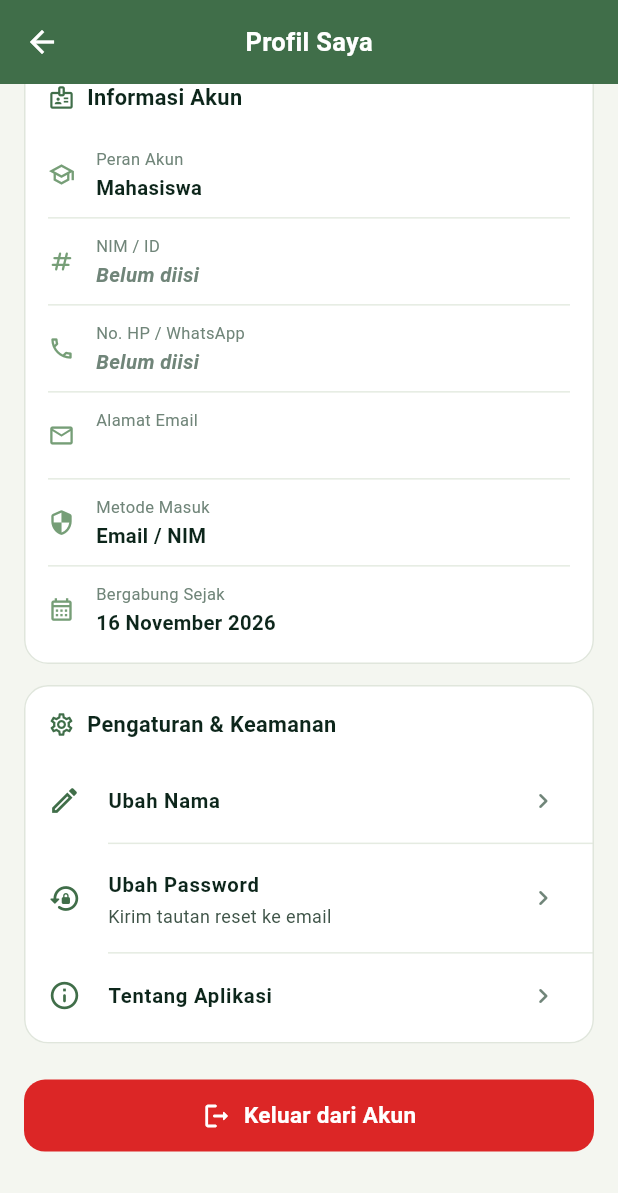
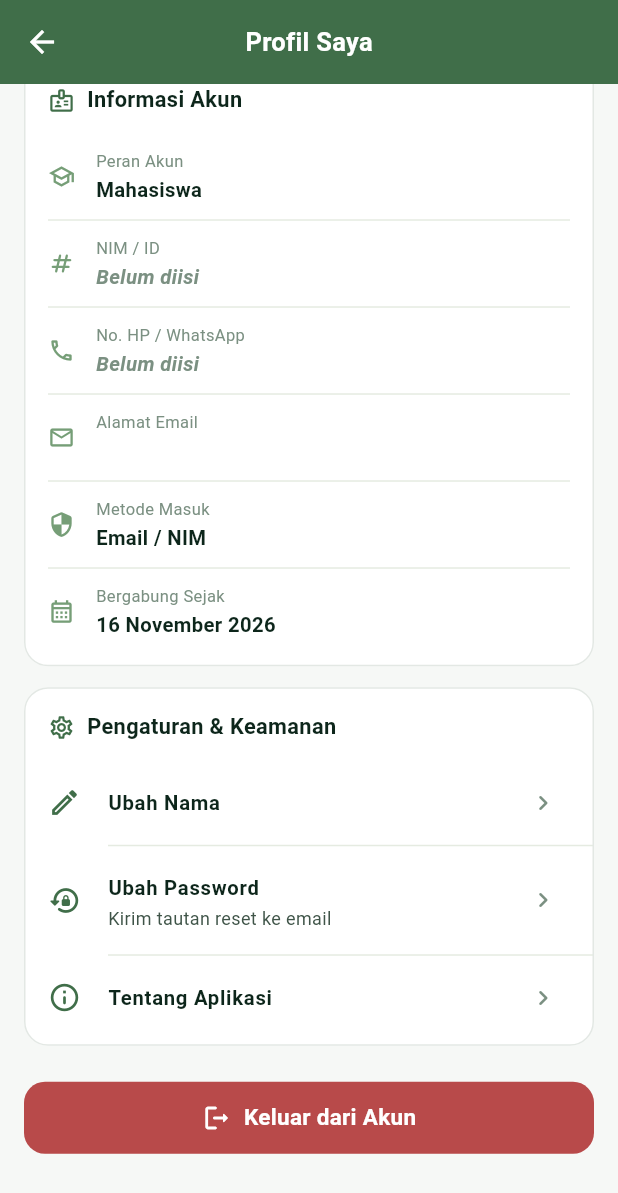
Before and after one commit to AthaZaidan/PengaduanKampus, a Flutter app: the ProfilePage screen opened directly with empty values, scrolled down 576 dp, on a phone screen of 412 x 824 dp. Shown: the top 1193 px of the screen. Run offline on Flutter 3.47's test engine with Material 3 defaults, Android fonts, the phone set to English and light mode, and no system bars; our stand-ins replace cloud_firestore, firebase_auth, firebase_core, google_sign_in, image_picker; accounts and stored records are empty.

Commit message:
update: menyelaraskan UI dan palet warna aplikasi

```diff
--- a/analysis_options.yaml
+++ b/analysis_options.yaml
@@ -17,6 +17,7 @@ analyzer:
     - web/**
     - macos/**
     - linux/**
+    - windows/**
 
 linter:
   # The lint rules applied to this project can be customized in the
--- a/lib/models/laporan.dart
+++ b/lib/models/laporan.dart
@@ -250,16 +250,16 @@ extension PrioritasExt on PrioritasLaporan {
       case PrioritasLaporan.rendah:
         return AppColors.sageGreen;
       case PrioritasLaporan.sedang:
-        return AppColors.statusMenunggu;
+        return AppColors.warning;
       case PrioritasLaporan.tinggi:
-        return AppColors.error;
+        return AppColors.statusDitolak; // Muted Terracotta
     }
   }
 
   Color get backgroundColor {
     switch (this) {
       case PrioritasLaporan.rendah:
-        return AppColors.softSage.withValues(alpha: 0.4);
+        return AppColors.statusSelesaiBg;
       case PrioritasLaporan.sedang:
         return AppColors.statusMenungguBg;
       case PrioritasLaporan.tinggi:
--- a/lib/screens/shared/profile_page.dart
+++ b/lib/screens/shared/profile_page.dart
@@ -294,19 +294,15 @@ class _ProfilePageState extends State<ProfilePage> {
       children: [
         // ---------------------------------------------------------- header
         Container(
-          padding: const EdgeInsets.symmetric(vertical: 24, horizontal: 20),
+          padding: const EdgeInsets.symmetric(vertical: 22, horizontal: 20),
           decoration: BoxDecoration(
             borderRadius: BorderRadius.circular(20),
-            gradient: const LinearGradient(
-              begin: Alignment.topLeft,
-              end: Alignment.bottomRight,
-              colors: [AppColors.deepForest, AppColors.forestGreen],
-            ),
+            color: AppColors.forestGreen,
             boxShadow: [
               BoxShadow(
-                color: AppColors.deepForest.withValues(alpha: 0.12),
-                blurRadius: 16,
-                offset: const Offset(0, 4),
+                color: AppColors.forestGreen.withValues(alpha: 0.08),
+                blurRadius: 12,
+                offset: const Offset(0, 3),
               ),
             ],
           ),
@@ -406,6 +402,7 @@ class _ProfilePageState extends State<ProfilePage> {
                     nilai: daftar.length,
                     label: 'Total',
                     warna: AppColors.forestGreen,
+                    latar: AppColors.statusSelesaiBg,
                   ),
                   _AngkaRingkas(
                     nilai: hitung({
@@ -415,16 +412,19 @@ class _ProfilePageState extends State<ProfilePage> {
                     }),
                     label: 'Menunggu',
                     warna: AppColors.statusMenunggu,
+                    latar: AppColors.statusMenungguBg,
                   ),
                   _AngkaRingkas(
                     nilai: hitung({StatusLaporan.diproses}),
                     label: 'Dikerjakan',
                     warna: AppColors.statusDiproses,
+                    latar: AppColors.statusDiprosesBg,
                   ),
                   _AngkaRingkas(
                     nilai: hitung({StatusLaporan.selesai}),
                     label: 'Selesai',
                     warna: AppColors.statusSelesai,
+                    latar: AppColors.statusSelesaiBg,
                   ),
                 ],
               );
@@ -590,11 +590,13 @@ class _AngkaRingkas extends StatelessWidget {
   final int nilai;
   final String label;
   final Color warna;
+  final Color latar;
 
   const _AngkaRingkas({
     required this.nilai,
     required this.label,
     required this.warna,
+    required this.latar,
   });
 
   @override
@@ -602,15 +604,22 @@ class _AngkaRingkas extends StatelessWidget {
     return Expanded(
       child: Column(
         children: [
-          Text(
-            '$nilai',
-            style: TextStyle(
-              fontSize: 22,
-              fontWeight: FontWeight.w800,
-              color: warna,
+          Container(
+            width: 44,
+            height: 44,
+            decoration: BoxDecoration(color: latar, shape: BoxShape.circle),
+            child: Center(
+              child: Text(
+                '$nilai',
+                style: TextStyle(
+                  fontSize: 18,
+                  fontWeight: FontWeight.w800,
+                  color: warna,
+                ),
+              ),
             ),
           ),
-          const SizedBox(height: 2),
+          const SizedBox(height: 6),
           Text(
             label,
             style: const TextStyle(
--- a/lib/theme/app_theme.dart
+++ b/lib/theme/app_theme.dart
@@ -2,64 +2,75 @@ import 'package:flutter/material.dart';
 
 /// Identitas visual dan palet warna utama Pengaduan Kampus.
 ///
-/// Palet 5 Warna Utama:
-/// - Soft Sage   : #D0D4C5 — latar belakang terang & surface lembut.
-/// - Sage Green  : #769E77 — aksen, elemen interaktif sekunder, komponen pilihan.
-/// - Forest Green: #406E49 — primary, tombol utama, elemen aktif.
-/// - Deep Forest : #0D261B — teks utama, dark surface, penekanan tinggi.
-/// - Muted Teal  : #6D9492 — aksen pelengkap dan variasi visual.
+/// Proporsi 60-30-10:
+///   60%  → Scaffold background #F6F8F6 (off-white kehijauan)
+///   30%  → Forest Green #406E49 (AppBar, tombol utama, indikator aktif)
+///   10%  → Sage Green #769E77 (aksen sekunder)
+///
+/// Palet 5 Warna Pokok:
+///   #D0D4C5 — Soft Sage   : highlight permukaan / pill navigasi aktif
+///   #769E77 — Sage Green  : aksen interaktif sekunder
+///   #406E49 — Forest Green: primary brand, tombol utama, elemen aktif
+///   #0D261B — Deep Forest : teks utama, dark surface, penekanan tinggi
+///   #6D9492 — Muted Teal  : aksen pelengkap, Dikerjakan/Ditugaskan
 class AppColors {
   AppColors._();
 
-  // 1. Lima Warna Pokok (Brand Identity)
+  // ── 5 Warna Pokok (Brand Identity) ───────────────────────────────────────
   static const Color softSage = Color(0xFFD0D4C5);
   static const Color sageGreen = Color(0xFF769E77);
   static const Color forestGreen = Color(0xFF406E49);
   static const Color deepForest = Color(0xFF0D261B);
   static const Color mutedTeal = Color(0xFF6D9492);
 
-  // 2. Surface & Background Netral (Harmonis dengan Soft Sage)
-  static const Color background = Color(0xFFF4F6F0);
+  // ── Surface & Background ─────────────────────────────────────────────────
+  /// Scaffold background — 60% dominan, off-white kehijauan sangat lembut.
+  static const Color background = Color(0xFFF6F8F6);
   static const Color surface = Color(0xFFFFFFFF);
-  static const Color surfaceContainer = Color(0xFFE8EDE4);
-  static const Color surfaceContainerLow = Color(0xFFEFF3EB);
-  static const Color surfaceContainerHigh = Color(0xFFDFE6DB);
+  static const Color surfaceContainer = Color(0xFFEBEEE9);
+  static const Color surfaceContainerLow = Color(0xFFF0F3EF);
+  static const Color surfaceContainerHigh = Color(0xFFE0E5DE);
 
-  // 3. Borders & Dividers
-  static const Color borderSubtle = Color(0xFFE0E6DC);
-  static const Color borderMedium = Color(0xFFC2CBBF);
+  // ── Borders & Dividers ───────────────────────────────────────────────────
+  static const Color borderSubtle = Color(0xFFE3E8E4);
+  static const Color borderMedium = Color(0xFFC4CEBD);
   static const Color divider = Color(0xFFE5EBE1);
 
-  // 4. Typography / Teks
-  static const Color textPrimary = Color(0xFF0D261B);
+  // ── Typography ───────────────────────────────────────────────────────────
+  static const Color textPrimary = Color(0xFF0D261B); // Deep Forest
   static const Color textSecondary = Color(0xFF3F5448);
-  static const Color textMuted = Color(0xFF708579);
+  static const Color textMuted = Color(0xFF7B9082);
   static const Color textLight = Color(0xFFFFFFFF);
 
-  // 5. Semantic Status Colors (Terkurasi agar harmonis & mudah dibaca)
-  static const Color statusMenunggu = Color(0xFFD97706);
-  static const Color statusMenungguBg = Color(0xFFFEF3C7);
+  // ── Semantic Status — Muted Tones ────────────────────────────────────────
+  /// Menunggu / Dilaporkan / Baru / Perlu Verifikasi → Muted Amber
+  static const Color statusMenunggu = Color(0xFFB58938);
+  static const Color statusMenungguBg = Color(0xFFFBF6EC);
 
-  static const Color statusDiverifikasi = Color(0xFF5B7A68);
-  static const Color statusDiverifikasiBg = Color(0xFFE5EFE9);
+  /// Terverifikasi → ringan hijau sage, serasi dengan brand
+  static const Color statusDiverifikasi = Color(0xFF406E49);
+  static const Color statusDiverifikasiBg = Color(0xFFEAF0EC);
 
-  static const Color statusDitugaskan = Color(0xFF0E7490);
-  static const Color statusDitugaskanBg = Color(0xFFE0F2FE);
+  /// Ditugaskan / Dikerjakan → Muted Teal (Slate Teal)
+  static const Color statusDitugaskan = Color(0xFF6D9492);
+  static const Color statusDitugaskanBg = Color(0xFFEDF3F3);
 
-  static const Color statusDiproses = Color(0xFF2563EB);
-  static const Color statusDiprosesBg = Color(0xFFEFF6FF);
+  static const Color statusDiproses = Color(0xFF6D9492);
+  static const Color statusDiprosesBg = Color(0xFFEDF3F3);
 
-  static const Color statusSelesai = Color(0xFF2E6B39);
-  static const Color statusSelesaiBg = Color(0xFFDCFCE7);
+  /// Selesai / Tepat Waktu → Forest Green
+  static const Color statusSelesai = Color(0xFF406E49);
+  static const Color statusSelesaiBg = Color(0xFFEAF0EC);
 
-  static const Color statusDitolak = Color(0xFFDC2626);
-  static const Color statusDitolakBg = Color(0xFFFEE2E2);
+  /// Ditolak / Lewat SLA / Prioritas Tinggi → Muted Terracotta
+  static const Color statusDitolak = Color(0xFFB84A4A);
+  static const Color statusDitolakBg = Color(0xFFFDF2F2);
 
-  // 6. Semantic Alerts / Notification
-  static const Color error = Color(0xFFDC2626);
-  static const Color success = Color(0xFF2E6B39);
-  static const Color warning = Color(0xFFD97706);
-  static const Color info = Color(0xFF2563EB);
+  // ── Semantic Alerts ──────────────────────────────────────────────────────
+  static const Color error = Color(0xFFB84A4A);
+  static const Color success = Color(0xFF406E49);
+  static const Color warning = Color(0xFFB58938);
+  static const Color info = Color(0xFF6D9492);
 }
 
 /// Konfigurasi Tema Terpusat (Material 3).
@@ -67,18 +78,18 @@ class AppTheme {
   AppTheme._();
 
   static ThemeData get lightTheme {
-    final colorScheme = const ColorScheme.light(
+    const colorScheme = ColorScheme.light(
       primary: AppColors.forestGreen,
       onPrimary: Colors.white,
       primaryContainer: AppColors.softSage,
       onPrimaryContainer: AppColors.deepForest,
       secondary: AppColors.sageGreen,
       onSecondary: Colors.white,
-      secondaryContainer: Color(0xFFE2E9DC),
+      secondaryContainer: Color(0xFFE2ECDC),
       onSecondaryContainer: AppColors.deepForest,
       tertiary: AppColors.mutedTeal,
       onTertiary: Colors.white,
-      tertiaryContainer: Color(0xFFE0EBEA),
+      tertiaryContainer: Color(0xFFDFECEB),
       onTertiaryContainer: AppColors.deepForest,
       surface: AppColors.surface,
       onSurface: AppColors.deepForest,
@@ -99,7 +110,7 @@ class AppTheme {
       colorScheme: colorScheme,
       scaffoldBackgroundColor: AppColors.background,
 
-      // App Bar Theme
+      // App Bar
       appBarTheme: const AppBarTheme(
         elevation: 0,
         scrolledUnderElevation: 1,
@@ -115,7 +126,7 @@ class AppTheme {
         ),
       ),
 
-      // Card Theme
+      // Card
       cardTheme: CardThemeData(
         elevation: 0,
         color: AppColors.surface,
@@ -126,7 +137,7 @@ class AppTheme {
         ),
       ),
 
-      // Elevated Button Theme
+      // Elevated Button
       elevatedButtonTheme: ElevatedButtonThemeData(
         style: ElevatedButton.styleFrom(
           elevation: 0,
@@ -146,7 +157,7 @@ class AppTheme {
         ),
       ),
 
-      // Filled Button Theme
+      // Filled Button
       filledButtonTheme: FilledButtonThemeData(
         style: FilledButton.styleFrom(
           elevation: 0,
@@ -160,7 +171,7 @@ class AppTheme {
         ),
       ),
 
-      // Outlined Button Theme
+      // Outlined Button
       outlinedButtonTheme: OutlinedButtonThemeData(
         style: OutlinedButton.styleFrom(
           foregroundColor: AppColors.forestGreen,
@@ -173,7 +184,7 @@ class AppTheme {
         ),
       ),
 
-      // Text Button Theme
+      // Text Button
       textButtonTheme: TextButtonThemeData(
         style: TextButton.styleFrom(
           foregroundColor: AppColors.forestGreen,
@@ -181,7 +192,7 @@ class AppTheme {
         ),
       ),
 
-      // Input Decoration Theme
+      // Input Decoration
       inputDecorationTheme: InputDecorationTheme(
         filled: true,
         fillColor: Colors.white,
@@ -219,7 +230,7 @@ class AppTheme {
         ),
       ),
 
-      // Navigation Bar Theme
+      // Navigation Bar
       navigationBarTheme: NavigationBarThemeData(
         height: 68,
         elevation: 0,
@@ -247,7 +258,7 @@ class AppTheme {
         }),
       ),
 
-      // Floating Action Button
+      // FAB
       floatingActionButtonTheme: const FloatingActionButtonThemeData(
         backgroundColor: AppColors.forestGreen,
         foregroundColor: Colors.white,
@@ -260,7 +271,7 @@ class AppTheme {
         ),
       ),
 
-      // Dialog Theme
+      // Dialog
       dialogTheme: DialogThemeData(
         backgroundColor: Colors.white,
         elevation: 8,
@@ -277,7 +288,7 @@ class AppTheme {
         ),
       ),
 
-      // Bottom Sheet Theme
+      // Bottom Sheet
       bottomSheetTheme: const BottomSheetThemeData(
         backgroundColor: Colors.white,
         elevation: 10,
@@ -286,14 +297,14 @@ class AppTheme {
         ),
       ),
 
-      // Divider Theme
+      // Divider
       dividerTheme: const DividerThemeData(
         color: AppColors.divider,
         thickness: 1,
         space: 1,
       ),
 
-      // Chip Theme
+      // Chip
       chipTheme: ChipThemeData(
         backgroundColor: AppColors.surfaceContainerLow,
         disabledColor: AppColors.borderSubtle,
@@ -316,7 +327,7 @@ class AppTheme {
         ),
       ),
 
-      // Tab Bar Theme
+      // Tab Bar
       tabBarTheme: const TabBarThemeData(
         labelColor: Colors.white,
         unselectedLabelColor: Colors.white70,
@@ -329,7 +340,7 @@ class AppTheme {
         ),
       ),
 
-      // SnackBar Theme
+      // SnackBar
       snackBarTheme: SnackBarThemeData(
         behavior: SnackBarBehavior.floating,
         backgroundColor: AppColors.deepForest,
```
Also changed, not shown: lib/screens/admin/admin_dashboard_page.dart (+13 -14 lines), lib/screens/shared/riwayat_page.dart (+15 -21 lines), lib/screens/user/home_page.dart (+5 -7 lines), lib/widgets/sla_chip.dart (+75 -33 lines), pubspec.lock, 20 other files.
